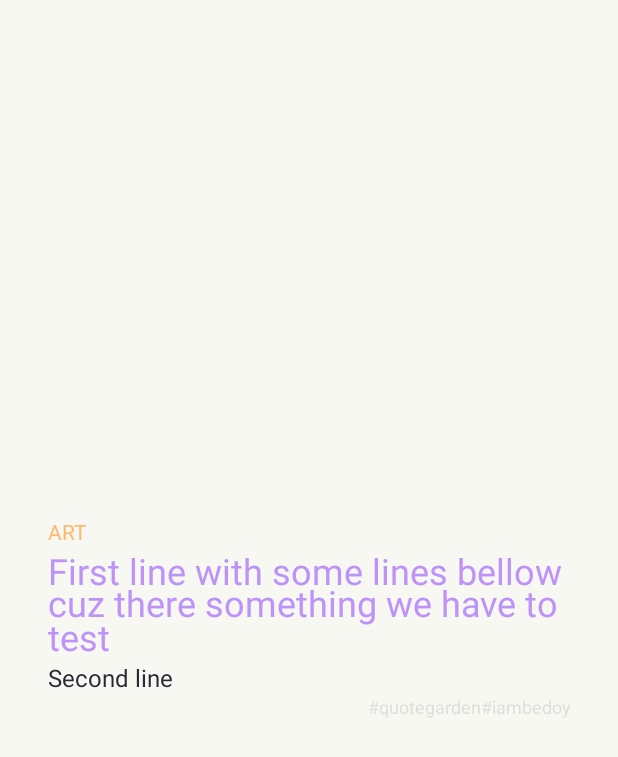
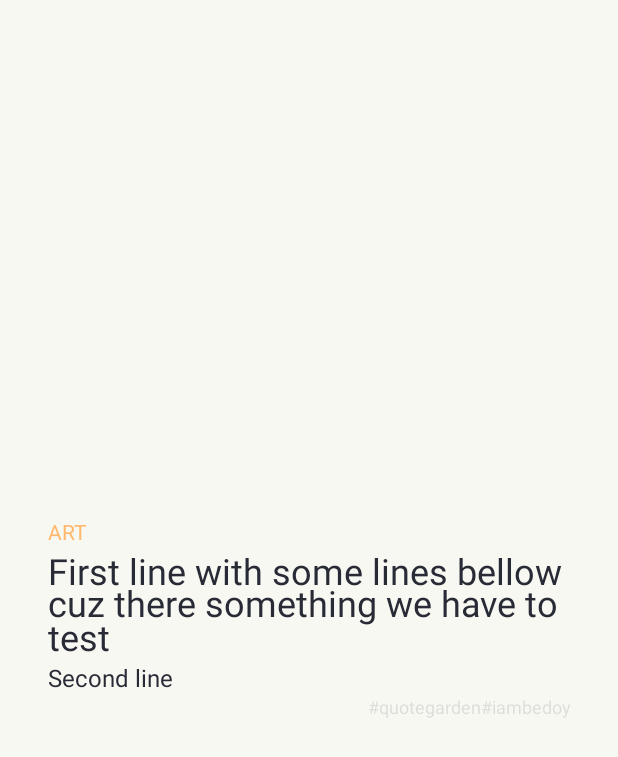
Before and after one commit to cbedoy/QuoteGarden, an Android app: the layout fragment_quote.xml on its own in the app's theme, with its tools: preview values and no code run, on a phone screen of 412 x 824 dp. Shown: the top 757 px of the screen. Run offline under Robolectric (Android 15) with nearby library versions, the phone set to English and light mode, and no system bars; Roboto replaces fonts that are not available here.

Commit message:
Minor color changes

```diff
--- a/app/src/main/java/iambedoy/quotegarden/fragment/QuoteFragment.kt
+++ b/app/src/main/java/iambedoy/quotegarden/fragment/QuoteFragment.kt
@@ -108,7 +108,7 @@ class QuoteFragment : Fragment(), SensorEventListener{
         viewModel.currentQuote.observe(viewLifecycleOwner, Observer { quote ->
 
             context?.let {
-                title_view.setTextColor(ContextCompat.getColor(it, colors.shuffled().first()))
+                description_view.setTextColor(ContextCompat.getColor(it, colors.shuffled().first()))
             }
 
             val hashTag = getString(if(quote.quoteText.length % 2 == 0) R.string.credit else R.string.credit_alt)
--- a/app/src/main/res/layout/fragment_quote.xml
+++ b/app/src/main/res/layout/fragment_quote.xml
@@ -25,7 +25,7 @@
         android:layout_marginStart="32dp"
         android:layout_marginEnd="32dp"
         android:fontFamily="@font/roboto"
-        android:textColor="@color/color_primary_01"
+        android:textColor="@color/color_secondary"
         android:textSize="24sp"
         android:lineSpacingMultiplier="0.8"
         tools:text="First line with some lines bellow cuz there something we have to test" />
```
